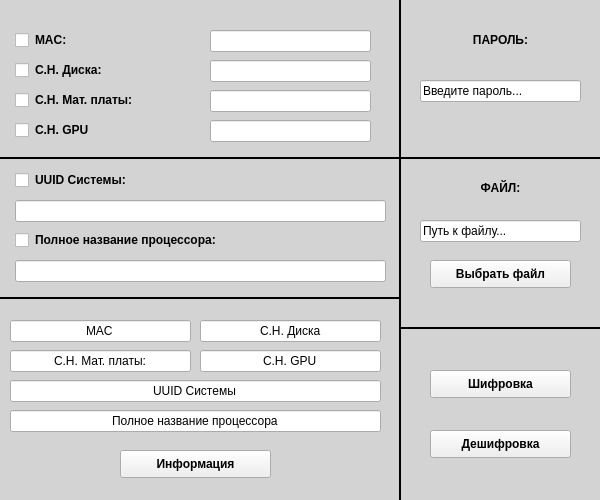
This is data/ui/workspace.ui in MyGit134/crypt-project as Qt 5 draws it before an edit. The edited form follows.
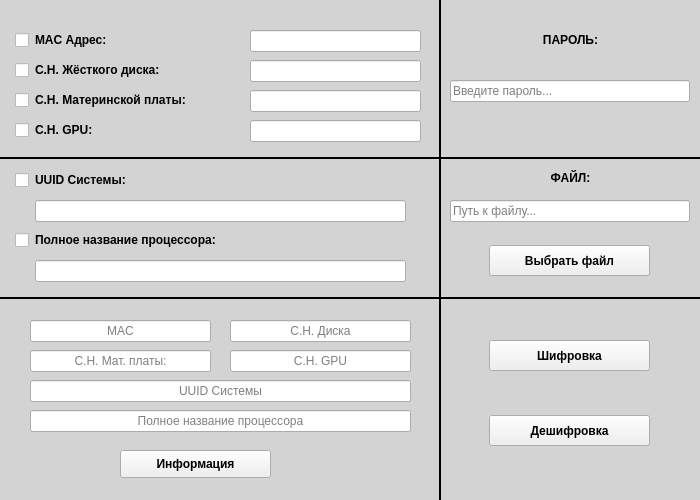
This is the edited form.

Commit message: Немного обновил дизайн (увеличил размеры окна и его элементов, прочие незначительные изменения)

Patch:
```diff
--- a/data/ui/workspace.ui
+++ b/data/ui/workspace.ui
@@ -6,7 +6,7 @@
    <rect>
     <x>0</x>
     <y>0</y>
-    <width>600</width>
+    <width>700</width>
     <height>500</height>
    </rect>
   </property>
@@ -16,7 +16,7 @@
   <widget class="Line" name="line">
    <property name="geometry">
     <rect>
-     <x>390</x>
+     <x>430</x>
      <y>0</y>
      <width>20</width>
      <height>501</height>
@@ -35,10 +35,10 @@
   <widget class="Line" name="line_2">
    <property name="geometry">
     <rect>
-     <x>400</x>
-     <y>320</y>
-     <width>201</width>
-     <height>16</height>
+     <x>440</x>
+     <y>288</y>
+     <width>261</width>
+     <height>20</height>
     </rect>
    </property>
    <property name="frameShadow">
@@ -54,10 +54,10 @@
   <widget class="Line" name="line_3">
    <property name="geometry">
     <rect>
-     <x>400</x>
-     <y>150</y>
-     <width>201</width>
-     <height>16</height>
+     <x>440</x>
+     <y>148</y>
+     <width>261</width>
+     <height>20</height>
     </rect>
    </property>
    <property name="frameShadow">
@@ -73,7 +73,7 @@
   <widget class="QLabel" name="label">
    <property name="geometry">
     <rect>
-     <x>420</x>
+     <x>490</x>
      <y>30</y>
      <width>161</width>
      <height>20</height>
@@ -102,8 +102,8 @@
   <widget class="QLabel" name="label_2">
    <property name="geometry">
     <rect>
-     <x>420</x>
-     <y>180</y>
+     <x>490</x>
+     <y>170</y>
      <width>161</width>
      <height>16</height>
     </rect>
@@ -125,26 +125,38 @@
   <widget class="QLineEdit" name="passEdit">
    <property name="geometry">
     <rect>
-     <x>420</x>
+     <x>450</x>
      <y>80</y>
-     <width>161</width>
+     <width>240</width>
      <height>22</height>
     </rect>
    </property>
    <property name="text">
+    <string/>
+   </property>
+   <property name="echoMode">
+    <enum>QLineEdit::Normal</enum>
+   </property>
+   <property name="placeholderText">
     <string>Введите пароль...</string>
    </property>
   </widget>
   <widget class="QLineEdit" name="pathEdit">
    <property name="geometry">
     <rect>
-     <x>420</x>
-     <y>220</y>
-     <width>161</width>
+     <x>450</x>
+     <y>200</y>
+     <width>240</width>
      <height>22</height>
     </rect>
    </property>
    <property name="text">
+    <string/>
+   </property>
+   <property name="readOnly">
+    <bool>false</bool>
+   </property>
+   <property name="placeholderText">
     <string>Путь к файлу...</string>
    </property>
    <property name="readOnly">
@@ -154,10 +166,10 @@
   <widget class="QPushButton" name="fileButton">
    <property name="geometry">
     <rect>
-     <x>430</x>
-     <y>260</y>
-     <width>141</width>
-     <height>28</height>
+     <x>489</x>
+     <y>245</y>
+     <width>161</width>
+     <height>31</height>
     </rect>
    </property>
    <property name="font">
@@ -174,10 +186,10 @@
   <widget class="QPushButton" name="encryptButton">
    <property name="geometry">
     <rect>
-     <x>430</x>
-     <y>370</y>
-     <width>141</width>
-     <height>28</height>
+     <x>489</x>
+     <y>340</y>
+     <width>161</width>
+     <height>31</height>
     </rect>
    </property>
    <property name="font">
@@ -194,10 +206,10 @@
   <widget class="QPushButton" name="decryptButton">
    <property name="geometry">
     <rect>
-     <x>430</x>
-     <y>430</y>
-     <width>141</width>
-     <height>28</height>
+     <x>489</x>
+     <y>415</y>
+     <width>161</width>
+     <height>31</height>
     </rect>
    </property>
    <property name="font">
@@ -266,9 +278,9 @@
   <widget class="QLineEdit" name="macEdit">
    <property name="geometry">
     <rect>
-     <x>210</x>
+     <x>250</x>
      <y>30</y>
-     <width>161</width>
+     <width>171</width>
      <height>22</height>
     </rect>
    </property>
@@ -281,11 +293,14 @@
    <property name="maxLength">
     <number>32767</number>
    </property>
+   <property name="alignment">
+    <set>Qt::AlignCenter</set>
+   </property>
   </widget>
   <widget class="QLineEdit" name="uuidEdit">
    <property name="geometry">
     <rect>
-     <x>15</x>
+     <x>35</x>
      <y>200</y>
      <width>371</width>
      <height>22</height>
@@ -294,11 +309,14 @@
    <property name="text">
     <string/>
    </property>
+   <property name="alignment">
+    <set>Qt::AlignCenter</set>
+   </property>
   </widget>
   <widget class="QLineEdit" name="cpuEdit">
    <property name="geometry">
     <rect>
-     <x>15</x>
+     <x>35</x>
      <y>260</y>
      <width>371</width>
      <height>22</height>
@@ -307,26 +325,32 @@
    <property name="text">
     <string/>
    </property>
+   <property name="alignment">
+    <set>Qt::AlignCenter</set>
+   </property>
   </widget>
   <widget class="QLineEdit" name="diskserialEdit">
    <property name="geometry">
     <rect>
-     <x>210</x>
+     <x>250</x>
      <y>60</y>
-     <width>161</width>
+     <width>171</width>
      <height>22</height>
     </rect>
    </property>
    <property name="text">
     <string/>
    </property>
+   <property name="alignment">
+    <set>Qt::AlignCenter</set>
+   </property>
   </widget>
   <widget class="QLabel" name="label_3">
    <property name="geometry">
     <rect>
      <x>35</x>
      <y>30</y>
-     <width>71</width>
+     <width>101</width>
      <height>20</height>
     </rect>
    </property>
@@ -338,7 +362,7 @@
     </font>
    </property>
    <property name="text">
-    <string>MAC:</string>
+    <string>MAC Адрес:</string>
    </property>
   </widget>
   <widget class="QLabel" name="label_5">
@@ -386,7 +410,7 @@
     <rect>
      <x>35</x>
      <y>60</y>
-     <width>171</width>
+     <width>191</width>
      <height>20</height>
     </rect>
    </property>
@@ -398,7 +422,7 @@
     </font>
    </property>
    <property name="text">
-    <string>С.Н. Диска:</string>
+    <string>С.Н. Жёсткого диска:</string>
    </property>
   </widget>
   <widget class="QLabel" name="label_9">
@@ -406,8 +430,8 @@
     <rect>
      <x>0</x>
      <y>0</y>
-     <width>601</width>
-     <height>501</height>
+     <width>701</width>
+     <height>500</height>
     </rect>
    </property>
    <property name="styleSheet">
@@ -422,7 +446,7 @@
     <rect>
      <x>0</x>
      <y>150</y>
-     <width>401</width>
+     <width>441</width>
      <height>16</height>
     </rect>
    </property>
@@ -454,7 +478,7 @@
     <rect>
      <x>35</x>
      <y>90</y>
-     <width>171</width>
+     <width>201</width>
      <height>20</height>
     </rect>
    </property>
@@ -466,34 +490,40 @@
     </font>
    </property>
    <property name="text">
-    <string>С.Н. Мат. платы:</string>
+    <string>С.Н. Материнской платы:</string>
    </property>
   </widget>
   <widget class="QLineEdit" name="mbserialEdit">
    <property name="geometry">
     <rect>
-     <x>210</x>
+     <x>250</x>
      <y>90</y>
-     <width>161</width>
+     <width>171</width>
      <height>22</height>
     </rect>
    </property>
    <property name="text">
     <string/>
    </property>
+   <property name="alignment">
+    <set>Qt::AlignCenter</set>
+   </property>
   </widget>
   <widget class="QLineEdit" name="gpuserialEdit">
    <property name="geometry">
     <rect>
-     <x>210</x>
+     <x>250</x>
      <y>120</y>
-     <width>161</width>
+     <width>171</width>
      <height>22</height>
     </rect>
    </property>
    <property name="text">
     <string/>
    </property>
+   <property name="alignment">
+    <set>Qt::AlignCenter</set>
+   </property>
   </widget>
   <widget class="QCheckBox" name="gpuserialBox">
    <property name="geometry">
@@ -513,7 +543,7 @@
     <rect>
      <x>35</x>
      <y>120</y>
-     <width>171</width>
+     <width>81</width>
      <height>20</height>
     </rect>
    </property>
@@ -525,19 +555,28 @@
     </font>
    </property>
    <property name="text">
-    <string>С.Н. GPU</string>
+    <string>С.Н. GPU:</string>
    </property>
   </widget>
   <widget class="QLineEdit" name="uuidinfoEdit">
    <property name="geometry">
     <rect>
-     <x>10</x>
+     <x>30</x>
      <y>380</y>
-     <width>371</width>
+     <width>381</width>
      <height>22</height>
     </rect>
    </property>
    <property name="text">
+    <string/>
+   </property>
+   <property name="alignment">
+    <set>Qt::AlignCenter</set>
+   </property>
+   <property name="readOnly">
+    <bool>true</bool>
+   </property>
+   <property name="placeholderText">
     <string>UUID Системы</string>
    </property>
    <property name="alignment">
@@ -550,13 +589,22 @@
   <widget class="QLineEdit" name="cpuinfoEdit">
    <property name="geometry">
     <rect>
-     <x>10</x>
+     <x>30</x>
      <y>410</y>
-     <width>371</width>
+     <width>381</width>
      <height>22</height>
     </rect>
    </property>
    <property name="text">
+    <string/>
+   </property>
+   <property name="alignment">
+    <set>Qt::AlignCenter</set>
+   </property>
+   <property name="readOnly">
+    <bool>true</bool>
+   </property>
+   <property name="placeholderText">
     <string>Полное название процессора</string>
    </property>
    <property name="alignment">
@@ -569,14 +617,14 @@
   <widget class="QLineEdit" name="mbserialinfoEdit">
    <property name="geometry">
     <rect>
-     <x>10</x>
+     <x>30</x>
      <y>350</y>
      <width>181</width>
      <height>22</height>
     </rect>
    </property>
    <property name="text">
-    <string>С.Н. Мат. платы:</string>
+    <string/>
    </property>
    <property name="alignment">
     <set>Qt::AlignCenter</set>
@@ -584,18 +632,21 @@
    <property name="readOnly">
     <bool>true</bool>
    </property>
+   <property name="placeholderText">
+    <string>С.Н. Мат. платы:</string>
+   </property>
   </widget>
   <widget class="QLineEdit" name="gpuserialinfoEdit">
    <property name="geometry">
     <rect>
-     <x>200</x>
+     <x>230</x>
      <y>350</y>
      <width>181</width>
      <height>22</height>
     </rect>
    </property>
    <property name="text">
-    <string>С.Н. GPU</string>
+    <string/>
    </property>
    <property name="alignment">
     <set>Qt::AlignCenter</set>
@@ -603,11 +654,14 @@
    <property name="readOnly">
     <bool>true</bool>
    </property>
+   <property name="placeholderText">
+    <string>С.Н. GPU</string>
+   </property>
   </widget>
   <widget class="QLineEdit" name="macinfoEdit">
    <property name="geometry">
     <rect>
-     <x>10</x>
+     <x>30</x>
      <y>320</y>
      <width>181</width>
      <height>22</height>
@@ -620,6 +674,18 @@
     <string/>
    </property>
    <property name="text">
+    <string/>
+   </property>
+   <property name="frame">
+    <bool>true</bool>
+   </property>
+   <property name="alignment">
+    <set>Qt::AlignCenter</set>
+   </property>
+   <property name="readOnly">
+    <bool>true</bool>
+   </property>
+   <property name="placeholderText">
     <string>MAC</string>
    </property>
    <property name="alignment">
@@ -632,13 +698,22 @@
   <widget class="QLineEdit" name="serialinfoEdit">
    <property name="geometry">
     <rect>
-     <x>200</x>
+     <x>230</x>
      <y>320</y>
      <width>181</width>
      <height>22</height>
     </rect>
    </property>
    <property name="text">
+    <string/>
+   </property>
+   <property name="alignment">
+    <set>Qt::AlignCenter</set>
+   </property>
+   <property name="readOnly">
+    <bool>true</bool>
+   </property>
+   <property name="placeholderText">
     <string>С.Н. Диска</string>
    </property>
    <property name="alignment">
@@ -653,7 +728,7 @@
     <rect>
      <x>0</x>
      <y>290</y>
-     <width>401</width>
+     <width>441</width>
      <height>16</height>
     </rect>
    </property>
```
Left out of the diff: 50 changed lines with no effect on the pictures. The commit also changes 2 other files.
